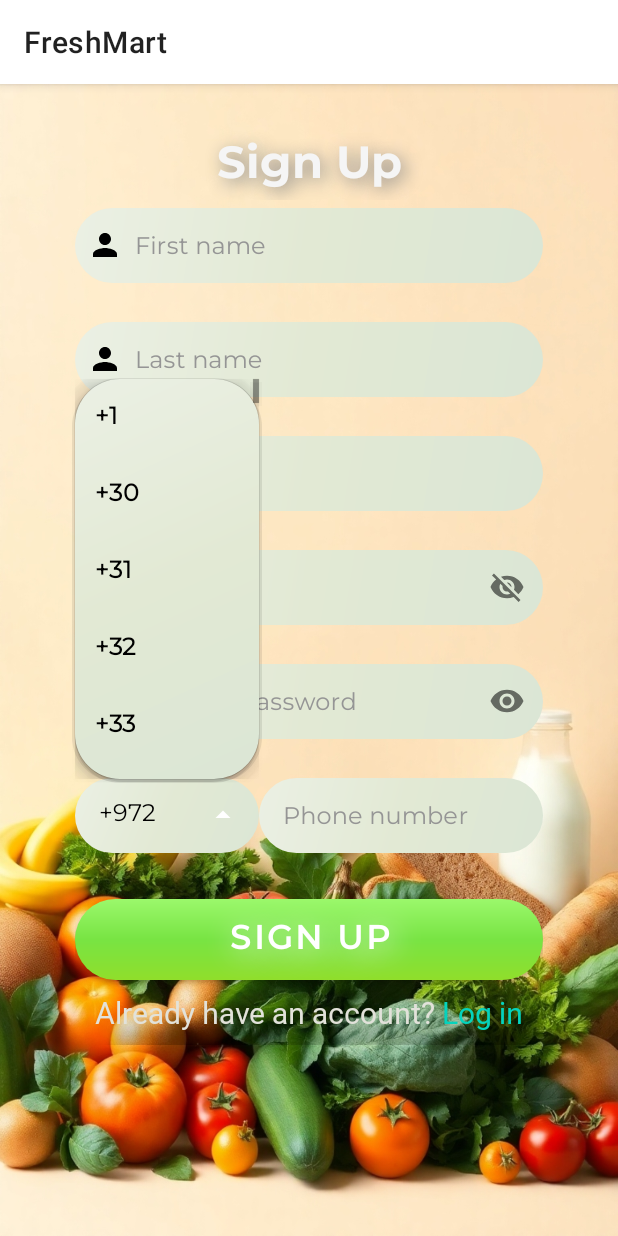
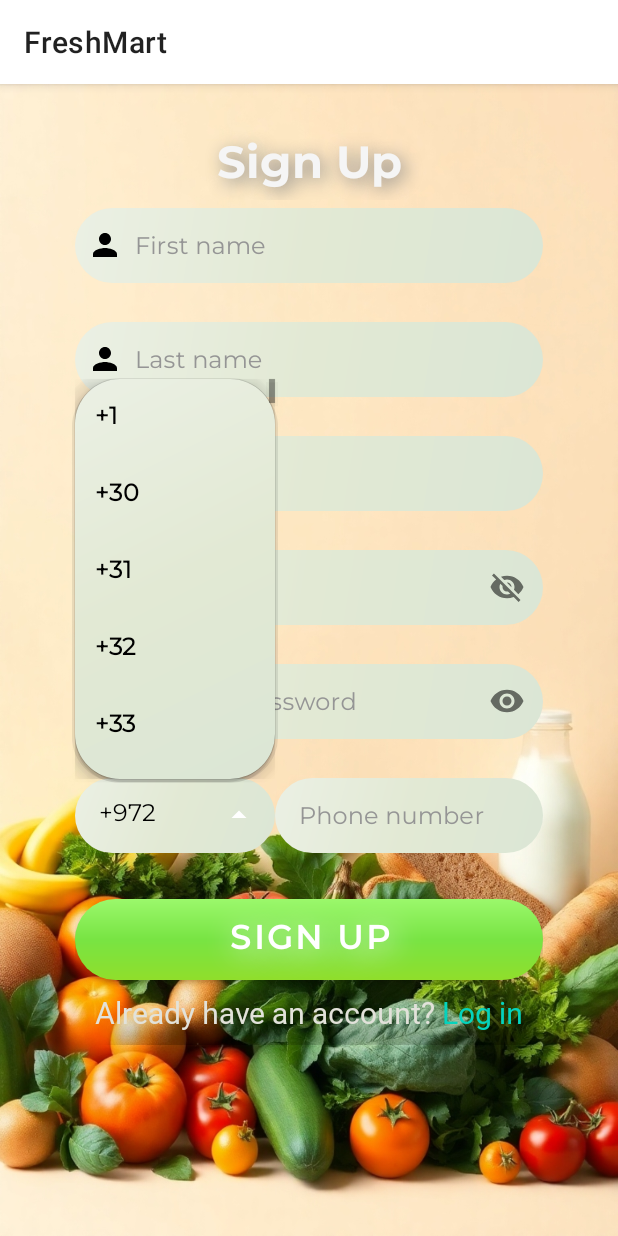
Before and after one commit to DvirKakun/FreshMart, an Android app: the SignUp screen opened through its navigation route, after a tap on an icon or button, on a phone screen of 412 x 824 dp. Run offline under Robolectric (Android 15) with nearby library versions, the phone set to English and light mode, and no system bars; our stand-ins replace Firebase (no records; nobody signed in at launch, a user with empty details on screens opened directly); 1 other tap on this screen came first.

Commit message:
Updated signup layout

```diff
--- a/app/src/main/res/layout/signup_page.xml
+++ b/app/src/main/res/layout/signup_page.xml
@@ -194,10 +194,9 @@
                 <com.google.android.material.textfield.TextInputLayout
                     android:layout_width="0dp"
                     android:layout_height="match_parent"
-                    android:layout_weight="1.3"
+                    android:layout_weight="1.5"
                     app:errorEnabled="true"
                     style="@style/Widget.MaterialComponents.TextInputLayout.OutlinedBox.Dense.ExposedDropdownMenu">
-
                     <com.google.android.material.textfield.MaterialAutoCompleteTextView
                         android:id="@+id/spinner"
                         android:layout_width="match_parent"
```
